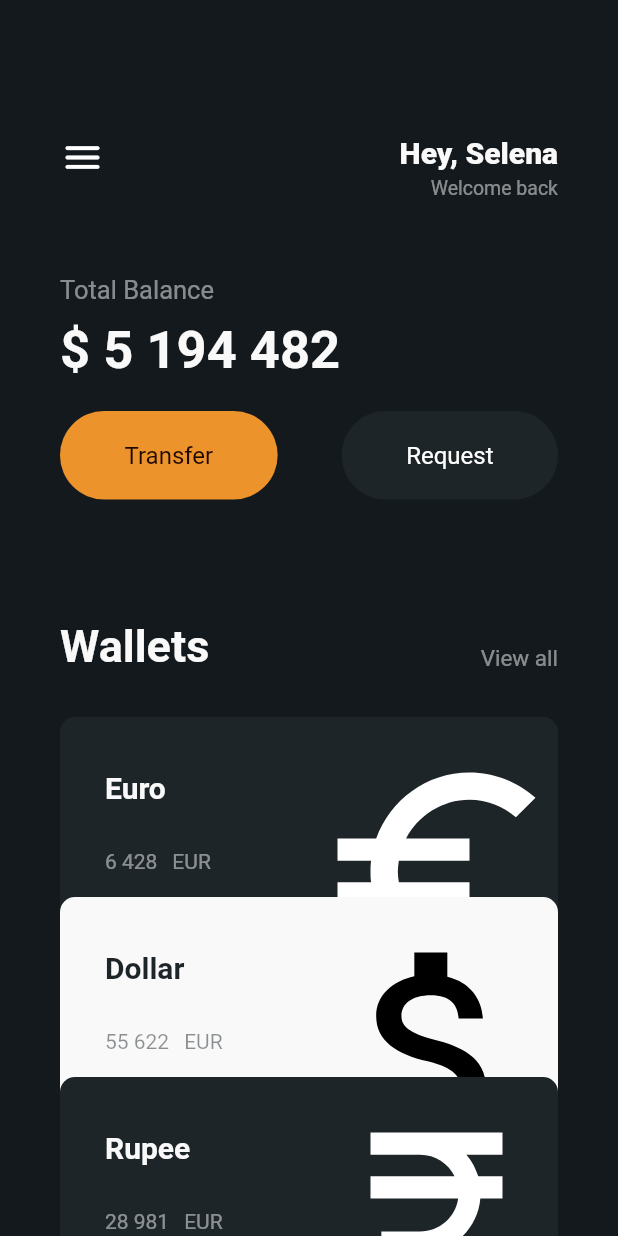
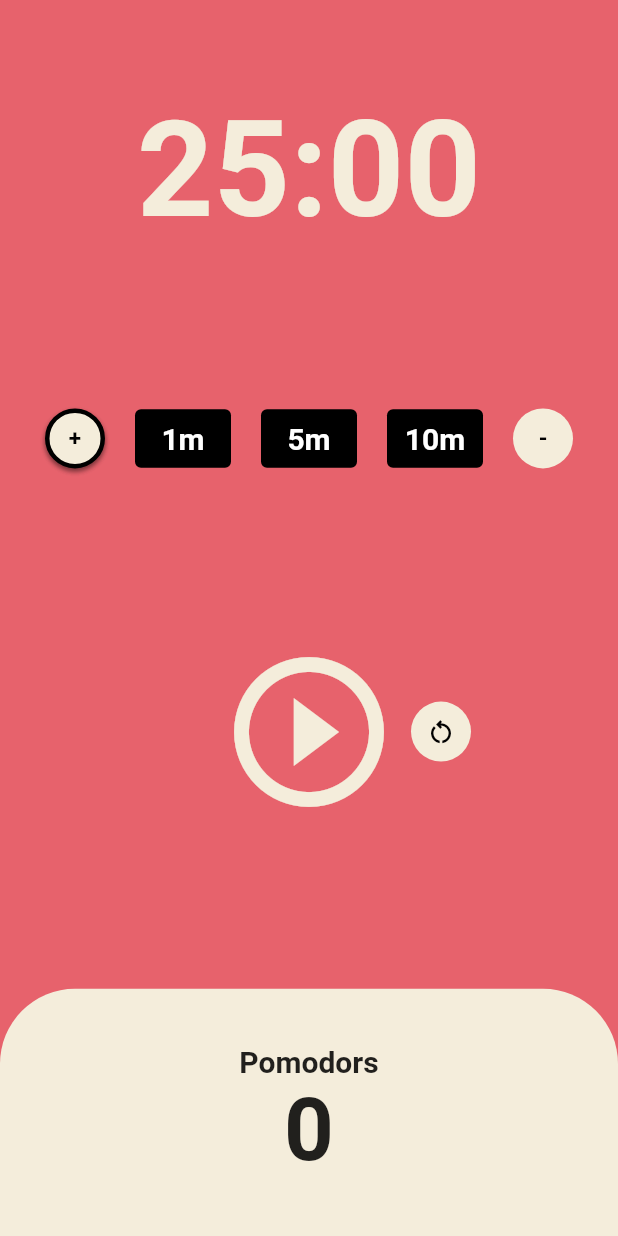
Before and after one commit to yeoung004/toonflix, a Flutter app: the screen it shows after launch, on a phone screen of 412 x 824 dp. Run offline on Flutter 3.47's test engine with Material 2 defaults, Android fonts, the phone set to English and light mode, and no system bars.

Commit message:
feat : 프로모도 변경 및 시간 추가
프로모도 변경 및 시간 추가

```diff
--- a/lib/main.dart
+++ b/lib/main.dart
@@ -1,6 +1,5 @@
 import 'package:flutter/material.dart';
-import 'package:toonflix/widgets/button.dart';
-import 'package:toonflix/widgets/currency_card.dart';
+import 'package:toonflix/screens/home_screen.dart';
 
 void main() {
   runApp(const App());
@@ -12,155 +11,17 @@ class App extends StatelessWidget {
   @override
   Widget build(BuildContext context) {
     return MaterialApp(
-      home: Scaffold(
-        backgroundColor: const Color(0xFF13191D),
-        body: SingleChildScrollView(
-          child: Padding(
-            padding: const EdgeInsets.symmetric(horizontal: 40),
-            child: Column(
-              crossAxisAlignment: CrossAxisAlignment.start,
-              children: [
-                const SizedBox(
-                  height: 90,
-                ),
-                Row(
-                  mainAxisAlignment: MainAxisAlignment.spaceBetween,
-                  crossAxisAlignment: CrossAxisAlignment.start,
-                  children: [
-                    const Icon(
-                      Icons.menu_rounded,
-                      size: 30,
-                      color: Colors.white,
-                    ),
-                    Column(
-                      crossAxisAlignment: CrossAxisAlignment.end,
-                      children: [
-                        const Text(
-                          "Hey, Selena",
-                          style: TextStyle(
-                            color: Color(0xFFF9F9F9),
-                            fontSize: 20,
-                            fontWeight: FontWeight.w800,
-                          ),
-                        ),
-                        const SizedBox(
-                          height: 5,
-                        ),
-                        Text(
-                          "Welcome back",
-                          style: TextStyle(
-                            color: Colors.white.withOpacity(0.5),
-                            fontSize: 13,
-                          ),
-                        ),
-                      ],
-                    )
-                  ],
-                ),
-                const SizedBox(
-                  height: 50,
-                ),
-                Text(
-                  "Total Balance",
-                  style: TextStyle(
-                    fontSize: 17,
-                    color: Colors.white.withOpacity(0.5),
-                  ),
-                ),
-                const SizedBox(
-                  height: 10,
-                ),
-                const Text(
-                  "\$ 5 194 482",
-                  style: TextStyle(
-                    fontSize: 35,
-                    color: Color(0xFFF9F9F9),
-                    fontWeight: FontWeight.w600,
-                  ),
-                ),
-                const SizedBox(
-                  height: 20,
-                ),
-                Row(
-                  mainAxisAlignment: MainAxisAlignment.spaceBetween,
-                  children: const [
-                    Button(
-                      text: "Transfer",
-                      bgColor: Color(0xFFEC932C),
-                      textColor: Color(0xFF200700),
-                    ),
-                    Button(
-                      text: "Request",
-                      bgColor: Color(0xFF1D2529),
-                      textColor: Colors.white,
-                    ),
-                  ],
-                ),
-                const SizedBox(
-                  height: 80,
-                ),
-                Row(
-                  crossAxisAlignment: CrossAxisAlignment.end,
-                  mainAxisAlignment: MainAxisAlignment.spaceBetween,
-                  children: [
-                    const Text(
-                      "Wallets",
-                      style: TextStyle(
-                        fontSize: 30,
-                        fontWeight: FontWeight.w600,
-                        color: Color(0xFFF9F9F9),
-                      ),
-                    ),
-                    Text(
-                      "View all",
-                      style: TextStyle(
-                        fontSize: 15,
-                        color: Colors.white.withOpacity(0.5),
-                      ),
-                    ),
-                  ],
-                ),
-                const SizedBox(
-                  height: 30,
-                ),
-                const CurrencyCard(
-                  currency: "Euro",
-                  money: "6 428",
-                  countryShort: "EUR",
-                  bgColor: Color(0xFF1D2529),
-                  textColor: Color(0xFFF9F9F9),
-                  iconColor: Colors.white,
-                  moneySymbol: Icons.euro_symbol,
-                ),
-                Transform.translate(
-                  offset: const Offset(0, -20),
-                  child: const CurrencyCard(
-                    currency: "Dollar",
-                    money: "55 622",
-                    countryShort: "USD",
-                    bgColor: Color(0xFFF9F9F9),
-                    textColor: Color(0xFF1D2529),
-                    iconColor: Colors.black,
-                    moneySymbol: Icons.attach_money,
-                  ),
-                ),
-                Transform.translate(
-                  offset: const Offset(0, -40),
-                  child: const CurrencyCard(
-                    currency: "Rupee",
-                    money: "28 981",
-                    countryShort: "INR",
-                    bgColor: Color(0xFF1D2529),
-                    textColor: Color(0xFFF9F9F9),
-                    iconColor: Colors.white,
-                    moneySymbol: Icons.currency_rupee,
-                  ),
-                ),
-              ],
+        theme: ThemeData(
+          colorScheme: ColorScheme.fromSwatch(
+            backgroundColor: const Color(0xFFE7626C),
+          ),
+          textTheme: const TextTheme(
+            displayLarge: TextStyle(
+              color: Color(0xFF232B55),
             ),
           ),
+          cardColor: const Color(0xFFF4EDDB),
         ),
-      ),
-    );
+        home: const HomeScreen());
   }
 }
--- /dev/null
+++ b/lib/screens/home_screen.dart
@@ -0,0 +1,218 @@
+import 'dart:async';
+import 'package:flutter/material.dart';
+import 'package:toonflix/screens/widgets/mode_button.dart';
+import 'package:toonflix/screens/widgets/time_button.dart';
+
+const resetSeconds = 1500;
+
+class HomeScreen extends StatefulWidget {
+  const HomeScreen({super.key});
+
+  @override
+  State<HomeScreen> createState() => _HomeScreenState();
+}
+
+class _HomeScreenState extends State<HomeScreen> {
+  int totalSeconds = resetSeconds;
+  int totalPomodors = 0;
+  bool isPlusMode = true;
+  bool isRunning = false;
+  late Timer timer;
+
+  void onTick(Timer timer) {
+    if (totalSeconds == 0) {
+      setState(() {
+        isRunning = false;
+        totalPomodors++;
+        totalSeconds = resetSeconds;
+      });
+      timer.cancel();
+    } else {
+      setState(() {
+        totalSeconds--;
+      });
+    }
+  }
+
+  String formatSecToMin() {
+    final minutes = totalSeconds ~/ 60;
+    final seconds = totalSeconds % 60;
+    return "$minutes:${seconds.toString().padLeft(2, '0')}";
+  }
+
+  void onControl() {
+    if (isRunning) {
+      timer.cancel();
+    } else {
+      timer = Timer.periodic(const Duration(seconds: 1), onTick);
+    }
+
+    setState(() {
+      isRunning = !isRunning;
+    });
+  }
+
+  void switchMode(bool isPlusMode) {
+    setState(() {
+      this.isPlusMode = isPlusMode;
+    });
+  }
+
+  void addTime(int seconds) {
+    if (isPlusMode && (totalSeconds + seconds) <= 3600) {
+      setState(() {
+        totalSeconds += seconds;
+      });
+    }
+    if (!isPlusMode && (totalSeconds - seconds) >= 0) {
+      setState(() {
+        totalSeconds -= seconds;
+      });
+    }
+  }
+
+  void onReset() {
+    timer.cancel();
+    setState(() {
+      totalSeconds = resetSeconds;
+      isRunning = false;
+    });
+  }
+
+  @override
+  Widget build(BuildContext context) {
+    return Scaffold(
+      backgroundColor: Theme.of(context).colorScheme.background,
+      body: Column(
+        mainAxisAlignment: MainAxisAlignment.spaceBetween,
+        children: [
+          Flexible(
+            flex: 2,
+            child: Container(
+              alignment: Alignment.bottomCenter,
+              child: Text(
+                formatSecToMin(),
+                style: TextStyle(
+                  color: Theme.of(context).cardColor,
+                  fontSize: 89,
+                  fontWeight: FontWeight.w600,
+                ),
+              ),
+            ),
+          ),
+          Flexible(
+            flex: 1,
+            child: Row(
+              mainAxisAlignment: MainAxisAlignment.center,
+              children: [
+                ModeButton(
+                    isMode: isPlusMode,
+                    label: "+",
+                    switchMode: () => switchMode(true)),
+                const SizedBox(width: 20),
+                TimeButton(
+                  label: "1m",
+                  onPressed: () => addTime(60),
+                ),
+                TimeButton(
+                  label: "5m",
+                  onPressed: () => addTime(300),
+                ),
+                TimeButton(
+                  label: "10m",
+                  onPressed: () => addTime(600),
+                ),
+                ModeButton(
+                    isMode: !isPlusMode,
+                    label: "-",
+                    switchMode: () => switchMode(false)),
+              ],
+            ),
+          ),
+          Flexible(
+            flex: 5,
+            child: Row(
+              crossAxisAlignment: CrossAxisAlignment.center,
+              mainAxisAlignment: MainAxisAlignment.center,
+              children: [
+                Transform.translate(
+                  offset: const Offset(20, 0),
+                  child: IconButton(
+                    iconSize: 120,
+                    color: Theme.of(context).cardColor,
+                    icon: isRunning
+                        ? const Icon(Icons.pause_circle_outline)
+                        : const Icon(Icons.play_circle_outline),
+                    onPressed: onControl,
+                  ),
+                ),
+                Transform.translate(
+                  offset: const Offset(20, 0),
+                  child: Container(
+                    width: 40,
+                    height: 40,
+                    decoration: BoxDecoration(
+                      borderRadius: BorderRadius.circular(50),
+                      color: Theme.of(context).cardColor,
+                    ),
+                    child: IconButton(
+                      iconSize: 20,
+                      color: Colors.black,
+                      icon: const Icon(Icons.restart_alt_outlined),
+                      onPressed: onReset,
+                    ),
+                  ),
+                ),
+              ],
+            ),
+          ),
+          Flexible(
+            flex: 2,
+            child: Row(
+              children: [
+                Expanded(
+                  child: Container(
+                    decoration: BoxDecoration(
+                      borderRadius: const BorderRadius.only(
+                        topLeft: Radius.circular(50),
+                        topRight: Radius.circular(50),
+                      ),
+                      color: Theme.of(context).cardColor,
+                    ),
+                    child: Column(
+                      mainAxisAlignment: MainAxisAlignment.center,
+                      children: [
+                        Text(
+                          "Pomodors",
+                          style: TextStyle(
+                            fontSize: 20,
+                            fontWeight: FontWeight.w600,
+                            color: Theme.of(context)
+                                .textTheme
+                                .headlineSmall!
+                                .color,
+                          ),
+                        ),
+                        Text(
+                          "$totalPomodors",
+                          style: TextStyle(
+                            fontSize: 58,
+                            fontWeight: FontWeight.w600,
+                            color: Theme.of(context)
+                                .textTheme
+                                .headlineSmall!
+                                .color,
+                          ),
+                        ),
+                      ],
+                    ),
+                  ),
+                )
+              ],
+            ),
+          ),
+        ],
+      ),
+    );
+  }
+}
--- /dev/null
+++ b/lib/screens/widgets/mode_button.dart
@@ -0,0 +1,55 @@
+import 'package:flutter/material.dart';
+
+class ModeButton extends StatelessWidget {
+  final bool isMode;
+  final String label;
+  final VoidCallback switchMode;
+
+  const ModeButton(
+      {super.key,
+      required this.isMode,
+      required this.label,
+      required this.switchMode});
+
+  @override
+  Widget build(BuildContext context) {
+    return Container(
+      alignment: Alignment.center,
+      width: 40,
+      height: 40,
+      decoration: BoxDecoration(
+        boxShadow: List.generate(
+          isMode ? 3 : 0,
+          (index) => BoxShadow(
+            color: Colors.black.withOpacity(0.2),
+            blurRadius: 2,
+            offset: const Offset(0, 2),
+          ),
+        ),
+        border: isMode
+            ? Border.all(
+                color: Colors.black,
+                width: 3,
+              )
+            : null,
+        borderRadius: BorderRadius.circular(50),
+        color: Theme.of(context).cardColor,
+      ),
+      child: TextButton(
+        onPressed: switchMode,
+        child: Container(
+          alignment: Alignment.center,
+          child: Text(
+            label,
+            textAlign: TextAlign.center,
+            style: const TextStyle(
+              fontWeight: FontWeight.bold,
+              fontSize: 15,
+              color: Colors.black,
+            ),
+          ),
+        ),
+      ),
+    );
+  }
+}
--- /dev/null
+++ b/lib/screens/widgets/time_button.dart
@@ -0,0 +1,33 @@
+import 'package:flutter/material.dart';
+
+class TimeButton extends StatelessWidget {
+  final String label;
+  final VoidCallback onPressed;
+
+  const TimeButton({super.key, required this.label, required this.onPressed});
+
+  @override
+  Widget build(BuildContext context) {
+    return Row(
+      children: [
+        TextButton(
+          onPressed: onPressed,
+          style: ButtonStyle(
+            backgroundColor: MaterialStateProperty.all(
+              Colors.black,
+            ),
+          ),
+          child: Text(
+            label,
+            style: const TextStyle(
+              color: Colors.white,
+              fontSize: 20,
+              fontWeight: FontWeight.w600,
+            ),
+          ),
+        ),
+        const SizedBox(width: 20)
+      ],
+    );
+  }
+}
--- a/lib/widgets/button.dart
+++ /dev/null
@@ -1,39 +0,0 @@
-// ignore_for_file: file_names
-
-import 'package:flutter/material.dart';
-
-class Button extends StatelessWidget {
-  final String text;
-  final Color bgColor;
-  final Color textColor;
-
-  const Button({
-    super.key,
-    required this.text,
-    required this.bgColor,
-    required this.textColor,
-  });
-
-  @override
-  Widget build(BuildContext context) {
-    return Container(
-      decoration: BoxDecoration(
-        borderRadius: BorderRadius.circular(50),
-        color: bgColor,
-      ),
-      child: Padding(
-        padding: const EdgeInsets.symmetric(
-          vertical: 20,
-          horizontal: 43,
-        ),
-        child: Text(
-          text,
-          style: TextStyle(
-            color: textColor,
-            fontSize: 16,
-          ),
-        ),
-      ),
-    );
-  }
-}
--- a/lib/widgets/currency_card.dart
+++ /dev/null
@@ -1,86 +0,0 @@
-// ignore_for_file: file_names
-import 'package:flutter/material.dart';
-
-class CurrencyCard extends StatelessWidget {
-  final String currency;
-  final String money;
-  final String countryShort;
-  final Color bgColor;
-  final Color textColor;
-  final Color iconColor;
-  final IconData moneySymbol;
-
-  const CurrencyCard({
-    super.key,
-    required this.currency,
-    required this.bgColor,
-    required this.textColor,
-    required this.iconColor,
-    required this.moneySymbol,
-    required this.money,
-    required this.countryShort,
-  });
-
-  @override
-  Widget build(BuildContext context) {
-    return Container(
-      clipBehavior: Clip.antiAlias,
-      decoration: BoxDecoration(
-        borderRadius: BorderRadius.circular(10),
-        color: bgColor,
-      ),
-      padding: const EdgeInsets.all(30),
-      child: Row(
-        mainAxisAlignment: MainAxisAlignment.spaceBetween,
-        children: [
-          Column(
-            crossAxisAlignment: CrossAxisAlignment.start,
-            children: [
-              Text(
-                currency,
-                style: TextStyle(
-                  color: textColor,
-                  fontSize: 20,
-                  fontWeight: FontWeight.w600,
-                ),
-              ),
-              const SizedBox(
-                height: 30,
-              ),
-              Row(
-                children: [
-                  Text(
-                    money,
-                    style: TextStyle(
-                      color: textColor.withOpacity(0.5),
-                    ),
-                  ),
-                  const SizedBox(
-                    width: 10,
-                  ),
-                  Text(
-                    "EUR",
-                    style: TextStyle(
-                      color: textColor.withOpacity(0.5),
-                    ),
-                  ),
-                ],
-              )
-            ],
-          ),
-          Transform.scale(
-            scale: 2.2,
-            child: Transform.translate(
-              offset: const Offset(-5, 15),
-              child: Icon(
-                moneySymbol,
-                color: iconColor,
-                size: 80,
-              ),
-            ),
-          ),
-        ],
-      ),
-    );
-  }
-}
```
